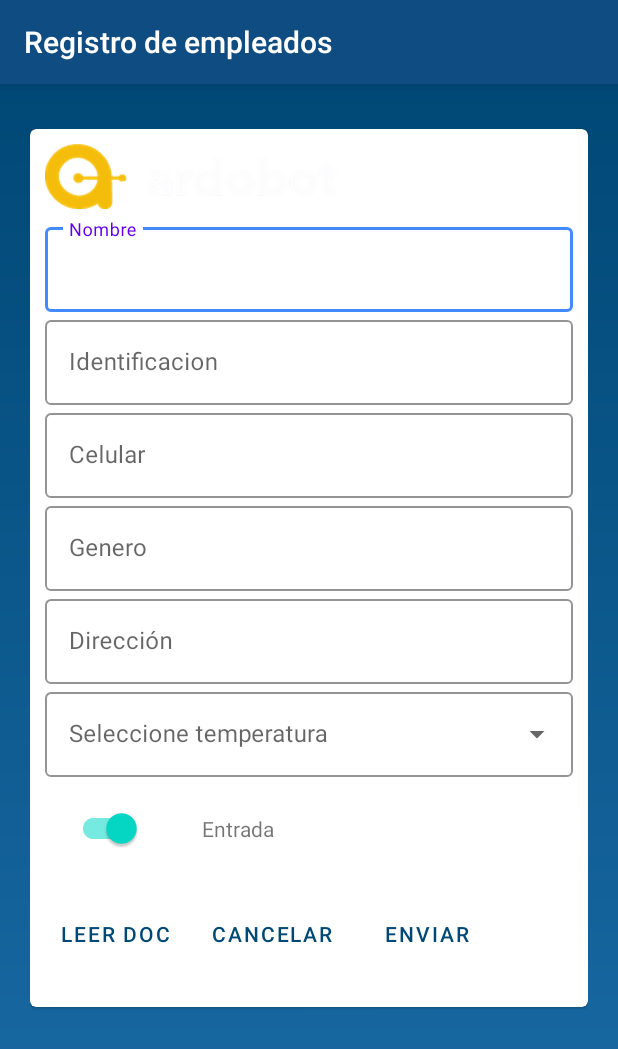
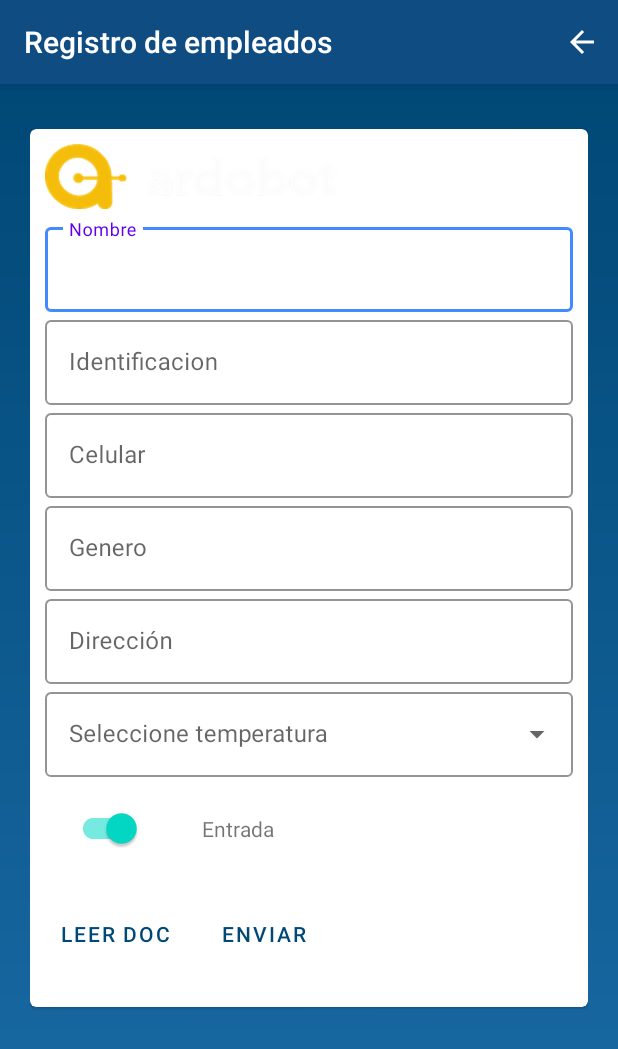
Before and after one commit to i3mDevep/CovidControlApp, an Android app: the ScanPeopleActivity screen opened directly, with no data from a screen before it, on a phone screen of 412 x 824 dp. Shown: the top 1049 px of the screen. Run offline under Robolectric (Android 15) with nearby library versions, the phone set to English and light mode, and no system bars; our stand-ins replace Firebase (no records; nobody signed in at launch, a user with empty details on screens opened directly); libraries missing offline, so code that uses them is left out: cn.pedant, com.google.zxing.integration.

```diff
--- a/app/src/main/java/com/example/ardocontrol/scanPeople/view/ScanPeopleActivity.java
+++ b/app/src/main/java/com/example/ardocontrol/scanPeople/view/ScanPeopleActivity.java
@@ -11,6 +11,9 @@ import android.location.Address;
 import android.location.Geocoder;
 import android.location.Location;
 import android.os.Bundle;
+import android.view.Menu;
+import android.view.MenuInflater;
+import android.view.MenuItem;
 import android.view.View;
 import android.widget.ArrayAdapter;
 import android.widget.AutoCompleteTextView;
@@ -103,6 +106,25 @@ public class ScanPeopleActivity extends AppCompatActivity implements ScanPeopleA
         customeGps = new CustomeGps(this);
 
     }
+    @Override
+    public boolean onOptionsItemSelected(MenuItem item) {
+        switch (item.getItemId()) {
+            case R.id.btn_back:
+                Intent intent = new Intent(this, MenuActivity.class);
+                startActivity(intent);
+                return true;
+
+            default:
+                return super.onOptionsItemSelected(item);
+
+        }
+    }
+    @Override
+    public boolean onCreateOptionsMenu(Menu menu) {
+        MenuInflater inflater = getMenuInflater();
+        inflater.inflate(R.menu.action_bar_menu, menu);
+        return true;
+    }
 
     @Override
     protected void onResume() {
@@ -165,11 +187,6 @@ public class ScanPeopleActivity extends AppCompatActivity implements ScanPeopleA
             Toast.makeText(getApplicationContext(), "No tenemos permisos para acceder a la posicion actual del gps", Toast.LENGTH_SHORT).show();
         }
     }
-    public  void cancel(View view){
-        Intent intent = new Intent(this, MenuActivity.class);
-        startActivity(intent);
-    }
-
     @Override
     public void enableButtonSend() {
         btnsend.setEnabled(true);
--- /dev/null
+++ b/app/src/main/res/drawable/ic_baseline_arrow_back_24.xml
@@ -0,0 +1,5 @@
+<vector android:height="24dp" android:tint="#FFFFFF"
+    android:viewportHeight="24" android:viewportWidth="24"
+    android:width="24dp" xmlns:android="http://schemas.android.com/apk/res/android">
+    <path android:fillColor="@android:color/white" android:pathData="M20,11H7.83l5.59,-5.59L12,4l-8,8 8,8 1.41,-1.41L7.83,13H20v-2z"/>
+</vector>
--- a/app/src/main/res/layout/activity_scan_people.xml
+++ b/app/src/main/res/layout/activity_scan_people.xml
@@ -217,21 +217,7 @@
                         android:onClick="readDoc"
                         app:layout_constraintBottom_toBottomOf="parent"
                         app:layout_constraintTop_toBottomOf="@id/cquest1" />
-                    <Button
-                        android:id="@+id/btn_cancel"
-                        style="@style/Widget.MaterialComponents.Button.TextButton"
-                        android:layout_width="wrap_content"
-                        android:layout_height="41dp"
-                        android:textColor="@color/primaryDarkColor"
-                        android:paddingStart="@dimen/keyline_4"
-                        android:paddingEnd="@dimen/keyline_4"
-                        android:layout_marginStart="8dp"
-                        android:layout_marginTop="15dp"
-                        android:layout_marginBottom="8dp"
-                        android:text="@string/btn_scan_cancel"
-                        android:onClick="cancel"
-                        app:layout_constraintBottom_toBottomOf="parent"
-                        app:layout_constraintTop_toBottomOf="@id/cquest1" />
+
                     <Button
                         android:id="@+id/btn_send_doc"
                         android:enabled="false"
--- /dev/null
+++ b/app/src/main/res/menu/action_bar_menu.xml
@@ -0,0 +1,9 @@
+<menu xmlns:app="http://schemas.android.com/apk/res-auto"
+    xmlns:android="http://schemas.android.com/apk/res/android" >
+    <item
+        android:id="@+id/btn_back"
+        android:icon="@drawable/ic_baseline_arrow_back_24"
+        android:orderInCategory="100"
+        app:showAsAction="always"
+        android:title="TODO" />
+</menu>
```
Also changed, not shown: app/src/main/java/com/example/ardocontrol/scanClients/interactors/ScanClientActivityInteractorImpl.java (+17 -5 lines), app/src/main/java/com/example/ardocontrol/scanClients/view/ScanClientMainActivity.java (+23 -0 lines).
